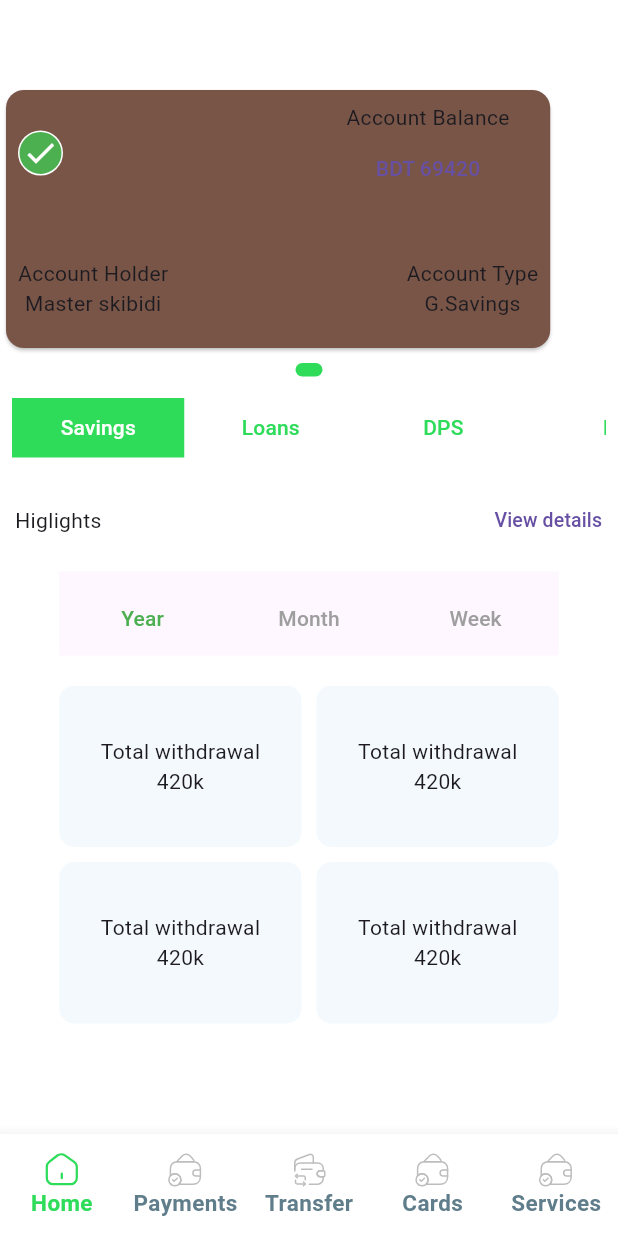
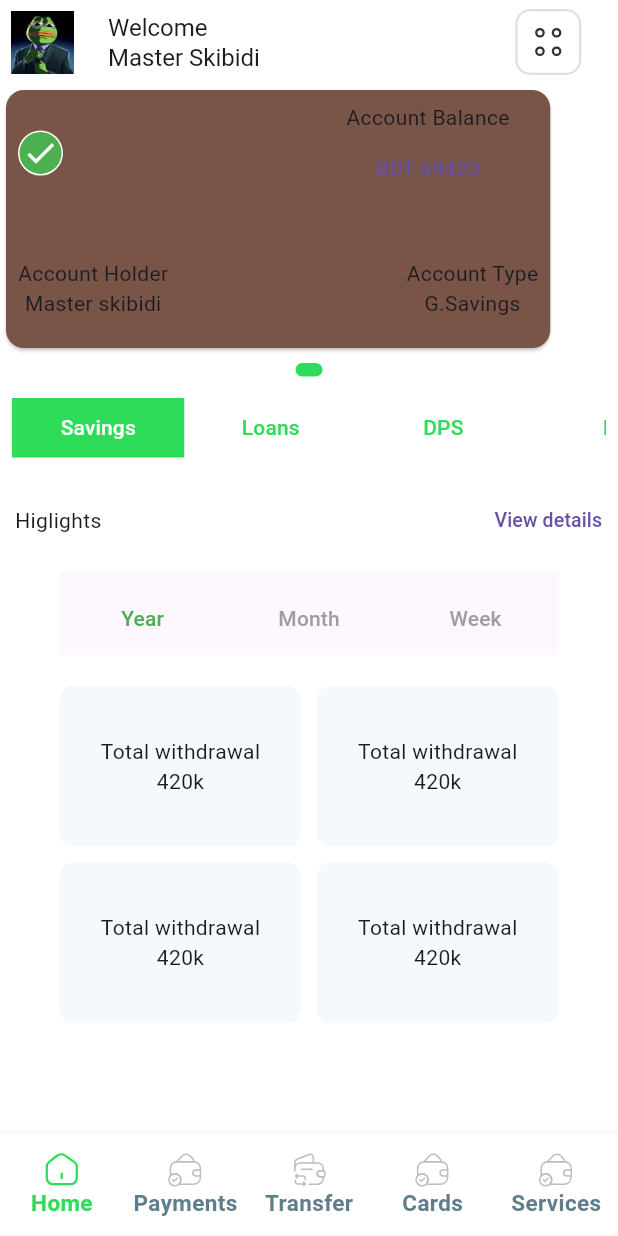
Before and after one commit to ridwan1178/rupali_bank_demo, a Flutter app: the LandingPage screen opened by its route, after a tap on "Tap to reveal balance", on a phone screen of 412 x 824 dp. Run offline on Flutter 3.47's test engine with Material 3 defaults, Android fonts, the phone set to English and light mode, and no system bars; drawn by our look-alikes of dots_indicator; our stand-ins replace flutter_easyloading, flutter_svg, go_router; generated files the repository leaves out were written again.

Commit message:
added user pic+name & toolbar in appbar

```diff
--- a/lib/core/configs/app_icons.dart
+++ b/lib/core/configs/app_icons.dart
@@ -6,12 +6,16 @@ class AppIcons {
   static const String _basepath = "assets/icons/";
   static const String _format = ".svg";
 
+//bot navbar constants
   static const String _botNavbar = "${_basepath}bottom_navbar/";
   static const String _homeSvg = "${_botNavbar}home-2$_format";
   static const String _paymentSvg = "${_botNavbar}wallet-check$_format";
   static const String _transferSvg = "${_botNavbar}empty-wallet-change$_format";
   static const String _cardsSvg = "${_botNavbar}cards$_format";
   static const String _servicesSvg = "${_botNavbar}box$_format";
+
+//appbar
+  static const String _toolbar = "${_basepath}category-2$_format";
 
   static const Icon tickMark = Icon(
     IconData(0xe1f6, fontFamily: 'MaterialIcons'),
@@ -64,4 +68,9 @@ class AppIcons {
     fit: BoxFit.none,
     colorFilter: const ColorFilter.mode(AppColors.primary, BlendMode.srcIn),
   );
+
+//appbar icons
+
+  //toolbar
+static Widget toolBar = SvgPicture.asset(_toolbar, fit: BoxFit.none);
 }
--- a/lib/home_page/presentation/account_details_page.dart
+++ b/lib/home_page/presentation/account_details_page.dart
@@ -12,6 +12,6 @@ class AccountDetailsPage extends StatelessWidget {
 
   @override
   Widget build(BuildContext context) {
-    return  const SafeArea(child: Scaffold(appBar: BasicAppbar(hideBackButton: false),body: Placeholder(),));
+    return  const SafeArea(child: Scaffold(appBar: BasicAppbar(hideBackButton: false,),body: Placeholder(),));
   }
 }
--- a/lib/home_page/presentation/home_page.dart
+++ b/lib/home_page/presentation/home_page.dart
@@ -8,6 +8,7 @@ import 'package:rupali_bank_demo/home_page/components/card/card_body.dart';
 import 'package:rupali_bank_demo/home_page/presentation/account_details_page.dart';
 
 import 'package:rupali_bank_demo/providers/homepage_account_statement_provider.dart';
+import 'package:rupali_bank_demo/utils/appbar_widgets/user_profile.dart';
 
 import 'package:rupali_bank_demo/utils/basic_appbar.dart';
 import 'package:provider/provider.dart';
@@ -57,8 +58,6 @@ class _HomepageState extends State<Homepage> {
     currentIndex = 0;
   }
 
-
-
   nextFunction() {
     currentIndex++;
 
@@ -74,11 +73,12 @@ class _HomepageState extends State<Homepage> {
   Widget build(BuildContext context) {
     return SafeArea(
       child: Scaffold(
-        appBar: const BasicAppbar(hideBackButton: true),
-
-        body: home(context)
-
-      ),
+          appBar: BasicAppbar(
+            hideBackButton: true,
+            title: UserProfileButton().user,
+            profilePic: UserProfileButton().userProfileButton,
+          ),
+          body: home(context)),
     );
   }
 
@@ -154,8 +154,4 @@ class _HomepageState extends State<Homepage> {
       return const SizedBox();
     }
   }
-
-
-
-
 }
--- a/lib/transfers/transfers_page.dart
+++ b/lib/transfers/transfers_page.dart
@@ -11,7 +11,7 @@ class TransfersPage extends StatelessWidget {
   @override
   Widget build(BuildContext context) {
     return Scaffold(
-      appBar: BasicAppbar(hideBackButton: false),
+      appBar:const BasicAppbar(hideBackButton: false, ),
       body: Center(child: AppIcons.transferActive,));
   }
 }
--- /dev/null
+++ b/lib/utils/appbar_widgets/user_profile.dart
@@ -0,0 +1,26 @@
+import 'package:flutter/material.dart';
+import 'package:rupali_bank_demo/core/configs/app_icons.dart';
+
+class UserProfileButton {
+  IconButton userProfileButton = IconButton(
+    iconSize: 80,
+    padding: const EdgeInsets.symmetric(vertical: 5, horizontal: 7),
+      onPressed: () => {},
+      icon: Image.asset(
+        "assets/images/user_profile_pic.jpg",
+        fit: BoxFit.contain,
+        // width: 80,
+        // height: 80,
+      ));
+
+  Widget user =  Flexible(
+    fit: FlexFit.loose,
+    child: Row(
+      children: [
+        const Text("Welcome\nMaster Skibidi", style: TextStyle(fontSize: 16),),
+        const Spacer(),
+        IconButton(onPressed: ()=>{}, icon: AppIcons.toolBar)
+      ],
+    )
+  );
+}
--- a/lib/utils/basic_appbar.dart
+++ b/lib/utils/basic_appbar.dart
@@ -5,23 +5,26 @@ class BasicAppbar extends StatelessWidget implements PreferredSizeWidget {
   final Widget? title;
   final dynamic route;
   final bool hideBackButton;
+  // final bool showProfilePic;
+  final Widget? profilePic;
   const BasicAppbar(
-      {this.title, super.key, this.route, required this.hideBackButton});
+      {this.title, super.key, this.route, required this.hideBackButton,  this.profilePic});
 
   @override
   Widget build(BuildContext context) {
     return AppBar(
+        toolbarHeight: 64,
         backgroundColor: Colors.transparent,
         elevation: 0,
-        centerTitle: true,
+        centerTitle: false,
         title: title,
-        leading: hideBackButton
+        leading:  profilePic ?? (hideBackButton
             ? null
             : IconButton(
                 onPressed: () {
                   route ?? context.pop();
                 },
-                icon: const Icon(Icons.arrow_back)));
+                icon: const Icon(Icons.arrow_back))));
   }
 
   @override
```
Also changed, not shown: assets/icons/category-2.svg (added), assets/images/user_profile_pic.jpg (added).
